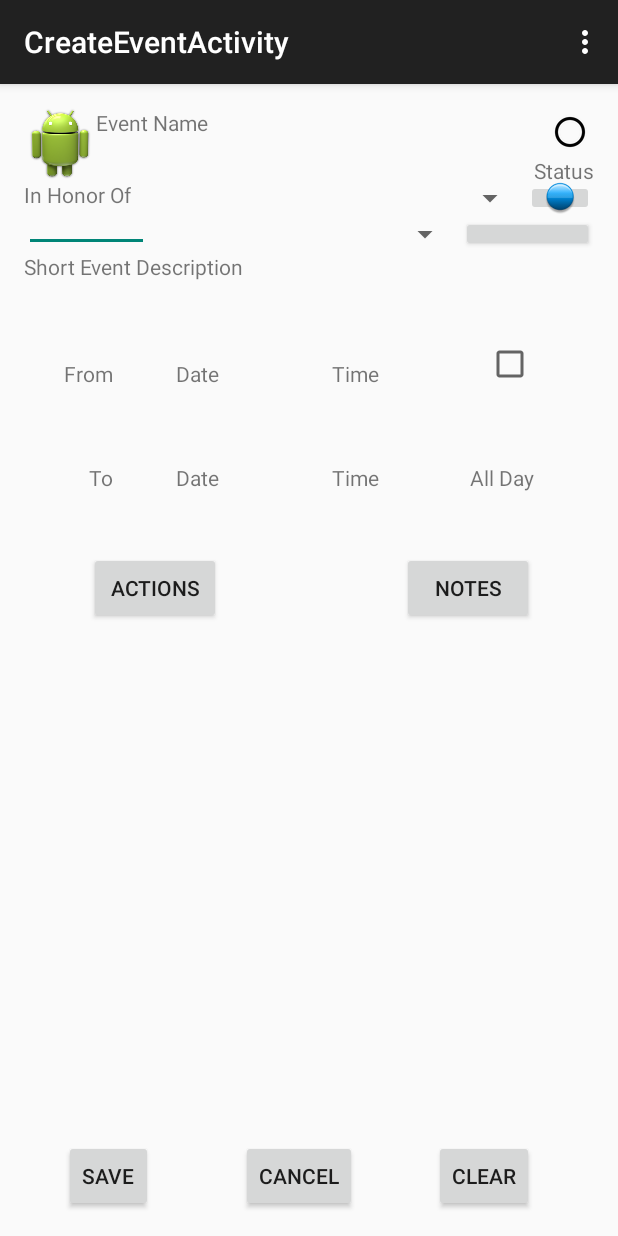
After one commit to olevitsky/friendsTime, an Android app: the CreateEventActivity screen opened directly, with no data from a screen before it, on a phone screen of 412 x 824 dp. The commit adds this screen. Run offline under Robolectric (Android 15) with nearby library versions, the phone set to English and light mode, and no system bars.

Commit message:
Added xml for create activity window

```diff
--- a/FriendsTime/app/src/main/AndroidManifest.xml
+++ b/FriendsTime/app/src/main/AndroidManifest.xml
@@ -25,8 +25,13 @@
             android:label="@string/title_activity_planner" >
             <intent-filter>
                 <action android:name="android.intent.action.MAIN" />
+
                 <category android:name="android.intent.category.LAUNCHER" />
             </intent-filter>
+        </activity>
+        <activity
+            android:name=".activities.CreateEventActivity"
+            android:label="@string/title_activity_create_event" >
         </activity>
     </application>
 
--- /dev/null
+++ b/FriendsTime/app/src/main/java/com/friendstime/apps/calex/activities/CreateEventActivity.java
@@ -0,0 +1,40 @@
+package com.friendstime.apps.calex.activities;
+
+import android.support.v7.app.ActionBarActivity;
+import android.os.Bundle;
+import android.view.Menu;
+import android.view.MenuItem;
+
+import com.friendstime.apps.calex.R;
+
+public class CreateEventActivity extends ActionBarActivity {
+
+    @Override
+    protected void onCreate(Bundle savedInstanceState) {
+        super.onCreate(savedInstanceState);
+        setContentView(R.layout.activity_create_event);
+    }
+
+
+    @Override
+    public boolean onCreateOptionsMenu(Menu menu) {
+        // Inflate the menu; this adds items to the action bar if it is present.
+        getMenuInflater().inflate(R.menu.menu_create_event, menu);
+        return true;
+    }
+
+    @Override
+    public boolean onOptionsItemSelected(MenuItem item) {
+        // Handle action bar item clicks here. The action bar will
+        // automatically handle clicks on the Home/Up button, so long
+        // as you specify a parent activity in AndroidManifest.xml.
+        int id = item.getItemId();
+
+        //noinspection SimplifiableIfStatement
+        if (id == R.id.action_settings) {
+            return true;
+        }
+
+        return super.onOptionsItemSelected(item);
+    }
+}
--- /dev/null
+++ b/FriendsTime/app/src/main/res/layout/activity_create_event.xml
@@ -0,0 +1,277 @@
+<LinearLayout xmlns:android="http://schemas.android.com/apk/res/android"
+    xmlns:tools="http://schemas.android.com/tools"
+    android:layout_width="match_parent"
+    android:layout_height="match_parent"
+    android:orientation="vertical"
+    android:paddingLeft="@dimen/activity_horizontal_margin"
+    android:paddingRight="@dimen/activity_horizontal_margin"
+    android:paddingTop="@dimen/activity_vertical_margin"
+    android:paddingBottom="@dimen/activity_vertical_margin"
+    tools:context="com.friendstime.apps.calex.activities.CreateEventActivity"
+    android:weightSum="1"
+    >
+
+
+
+    <RelativeLayout
+        android:layout_width="fill_parent"
+        android:layout_height="wrap_content"
+        android:layout_alignParentLeft="true"
+        android:layout_alignParentStart="true"
+        android:layout_alignParentRight="true"
+        android:layout_alignParentEnd="true"
+        android:id="@+id/rlCreateEventSearch"
+        >
+
+        <TextView
+            android:layout_width="wrap_content"
+            android:layout_height="wrap_content"
+            android:text="@string/inHonorOfString"
+            android:id="@+id/tvInHonorOf"
+            android:layout_below="@+id/tvEventName"
+            android:layout_alignParentLeft="true"
+
+            android:layout_alignParentStart="true"
+            android:layout_alignBottom="@+id/svInHonorOf" />
+
+        <TextView
+            android:layout_width="wrap_content"
+            android:layout_height="wrap_content"
+            android:text="@string/eventNameString"
+            android:textAlignment="center"
+            android:id="@+id/tvEventName"
+            android:layout_toRightOf="@+id/ivEventLabel"
+            android:layout_alignParentTop="true"
+            android:layout_alignBottom="@+id/ivEventLabel"
+            android:layout_toLeftOf="@+id/tvStatus"
+            android:layout_toStartOf="@+id/tvStatus" />
+
+        <ImageView
+            android:layout_width="wrap_content"
+            android:layout_height="wrap_content"
+            android:id="@+id/ivEventLabel"
+            android:src="@drawable/ic_launcher"
+            android:layout_alignParentTop="true"
+            android:layout_alignParentLeft="true"
+            android:layout_alignParentStart="true" />
+
+        <ImageView
+            android:layout_width="wrap_content"
+            android:layout_height="wrap_content"
+            android:id="@+id/ivEventStatus"
+            android:src="@drawable/abc_btn_radio_material"
+            android:layout_alignParentTop="true"
+            android:layout_alignParentRight="true"
+            android:layout_alignParentEnd="true" />
+
+        <TextView
+            android:layout_width="wrap_content"
+            android:layout_height="wrap_content"
+            android:text="@string/statusStr"
+            android:id="@+id/tvStatus"
+            android:layout_below="@+id/ivEventStatus"
+            android:layout_alignParentRight="true"
+            android:layout_alignParentEnd="true"
+            android:layout_alignBottom="@+id/tvEventName" />
+
+        <Spinner
+            android:layout_width="wrap_content"
+            android:layout_height="wrap_content"
+            android:id="@+id/svInHonorOf"
+            android:spinnerMode="dropdown"
+            android:layout_below="@+id/tvEventName"
+            android:layout_toRightOf="@+id/tvInHonorOf"
+            android:layout_toLeftOf="@+id/imageButton"
+            android:layout_toStartOf="@+id/imageButton" />
+
+        <ImageButton
+            android:layout_width="wrap_content"
+            android:layout_height="wrap_content"
+            android:id="@+id/imageButton"
+            android:layout_below="@+id/tvEventName"
+            android:layout_alignParentRight="true"
+            android:layout_alignParentEnd="true"
+            android:src="@drawable/badge"
+            android:layout_alignBottom="@+id/svInHonorOf" />
+
+        <EditText
+            android:layout_width="wrap_content"
+            android:layout_height="wrap_content"
+            android:id="@+id/tvOccasion"
+            android:layout_below="@+id/tvInHonorOf"
+            android:layout_alignParentLeft="true"
+            android:layout_alignParentStart="true"
+            android:text="@string/OccasionStr"
+            android:layout_alignBottom="@+id/svOccasion" />
+
+        <Spinner
+            android:layout_width="wrap_content"
+            android:layout_height="wrap_content"
+            android:id="@+id/svOccasion"
+            android:layout_toRightOf="@+id/tvOccasion"
+            android:layout_below="@+id/svInHonorOf"
+            android:spinnerMode="dropdown"
+            android:layout_toLeftOf="@+id/btSurpriseMe"
+            android:layout_toStartOf="@+id/btSurpriseMe" />
+
+        <Button
+            android:layout_width="wrap_content"
+            android:layout_height="wrap_content"
+            android:text="@string/surpriseMeStr"
+            android:id="@+id/btSurpriseMe"
+            android:layout_below="@+id/svInHonorOf"
+            android:layout_alignParentRight="true"
+            android:layout_alignParentEnd="true"
+            android:layout_alignBottom="@+id/svOccasion" />
+    </RelativeLayout>
+
+    <RelativeLayout
+        android:layout_width="367dp"
+        android:layout_height="match_parent"
+        android:layout_centerHorizontal="true"
+        android:id="@+id/relativeLayout">
+
+        <TextView
+            android:layout_width="wrap_content"
+            android:layout_height="wrap_content"
+            android:text="@string/ShortEventDescrStr"
+            android:id="@+id/tvEventDescription"
+            android:layout_alignParentTop="true"
+            android:layout_alignParentLeft="true"
+            android:layout_alignParentStart="true"
+            android:layout_alignParentRight="true"
+            android:layout_alignParentEnd="true" />
+
+        <TextView
+            android:layout_width="wrap_content"
+            android:layout_height="wrap_content"
+            android:text="@string/fromStr"
+            android:id="@+id/tvFrom"
+            android:layout_above="@+id/textView"
+            android:layout_alignRight="@+id/tvTo"
+            android:layout_alignEnd="@+id/tvTo" />
+
+        <TextView
+            android:layout_width="wrap_content"
+            android:layout_height="wrap_content"
+            android:text="@string/toStr"
+            android:id="@+id/tvTo"
+            android:layout_marginTop="50dp"
+            android:layout_below="@+id/tvFrom"
+            android:layout_alignParentLeft="true"
+            android:layout_alignParentStart="true"
+            android:layout_marginLeft="43dp"
+            android:layout_marginStart="43dp" />
+
+        <TextView
+            android:layout_width="wrap_content"
+            android:layout_height="wrap_content"
+            android:text="@string/DateStr"
+            android:id="@+id/tvDateFrom"
+            android:layout_alignTop="@+id/tvTimeFrom"
+            android:layout_alignLeft="@+id/textView3"
+            android:layout_alignStart="@+id/textView3" />
+
+        <TextView
+            android:layout_width="wrap_content"
+            android:layout_height="wrap_content"
+            android:text="@string/DateStr"
+            android:id="@+id/textView3"
+            android:layout_alignTop="@+id/tvTo"
+            android:layout_toRightOf="@+id/tvFrom"
+            android:layout_toEndOf="@+id/tvFrom"
+            android:layout_marginLeft="42dp"
+            android:layout_marginStart="42dp" />
+
+        <TextView
+            android:layout_width="wrap_content"
+            android:layout_height="wrap_content"
+            android:text="@string/timeStr"
+            android:id="@+id/tvTimeFrom"
+            android:layout_alignBottom="@+id/cbAllDay"
+            android:layout_toLeftOf="@+id/cbAllDay"
+            android:layout_toStartOf="@+id/cbAllDay"
+            android:layout_marginRight="71dp"
+            android:layout_marginEnd="71dp" />
+
+        <TextView
+            android:layout_width="wrap_content"
+            android:layout_height="wrap_content"
+            android:text="@string/timeStr"
+            android:id="@+id/tvTimeTo"
+            android:layout_alignTop="@+id/textView3"
+            android:layout_alignLeft="@+id/tvTimeFrom"
+            android:layout_alignStart="@+id/tvTimeFrom" />
+
+        <CheckBox
+            android:layout_width="wrap_content"
+            android:layout_height="wrap_content"
+            android:id="@+id/cbAllDay"
+            android:checked="false"
+            android:layout_marginRight="27dp"
+            android:layout_marginEnd="27dp"
+            android:layout_below="@+id/tvEventDescription"
+            android:layout_alignParentRight="true"
+            android:layout_alignParentEnd="true"
+            android:layout_marginTop="39dp" />
+
+        <TextView
+            android:layout_width="wrap_content"
+            android:layout_height="wrap_content"
+            android:text="@string/allDayStr"
+            android:id="@+id/textView"
+            android:layout_below="@+id/cbAllDay"
+            android:layout_alignRight="@+id/cbAllDay"
+            android:layout_alignEnd="@+id/cbAllDay"
+            android:layout_marginTop="50dp" />
+
+        <Button
+            android:layout_width="wrap_content"
+            android:layout_height="wrap_content"
+            android:text="@string/actionStr"
+            android:id="@+id/btActions"
+            android:layout_marginTop="40dp"
+            android:layout_below="@+id/tvTo"
+            android:layout_alignLeft="@+id/tvTo"
+            android:layout_alignStart="@+id/tvTo" />
+
+        <Button
+            android:layout_width="wrap_content"
+            android:layout_height="wrap_content"
+            android:text="@string/notesStr"
+            android:id="@+id/btNotes"
+            android:layout_alignBottom="@+id/btActions"
+            android:layout_alignRight="@+id/textView"
+            android:layout_alignEnd="@+id/textView" />
+
+        <Button
+            style="?android:attr/buttonStyleSmall"
+            android:layout_width="wrap_content"
+            android:layout_height="wrap_content"
+            android:text="@string/saveStr"
+            android:id="@+id/btSave"
+            android:layout_alignParentBottom="true"
+            android:layout_alignLeft="@+id/tvFrom"
+            android:layout_alignStart="@+id/tvFrom" />
+
+        <Button
+            style="?android:attr/buttonStyleSmall"
+            android:layout_width="wrap_content"
+            android:layout_height="wrap_content"
+            android:text="@string/cancelStr"
+            android:id="@+id/btCancel"
+            android:layout_alignParentBottom="true"
+            android:layout_centerHorizontal="true" />
+
+        <Button
+            style="?android:attr/buttonStyleSmall"
+            android:layout_width="wrap_content"
+            android:layout_height="wrap_content"
+            android:text="@string/clearStr"
+            android:id="@+id/btClear"
+            android:layout_alignParentBottom="true"
+            android:layout_alignRight="@+id/btNotes"
+            android:layout_alignEnd="@+id/btNotes" />
+    </RelativeLayout>
+
+</LinearLayout>
--- /dev/null
+++ b/FriendsTime/app/src/main/res/menu/menu_create_event.xml
@@ -0,0 +1,7 @@
+<menu xmlns:android="http://schemas.android.com/apk/res/android"
+    xmlns:app="http://schemas.android.com/apk/res-auto"
+    xmlns:tools="http://schemas.android.com/tools"
+    tools:context="com.friendstime.apps.calex.activities.CreateEventActivity">
+    <item android:id="@+id/action_settings" android:title="@string/action_settings"
+        android:orderInCategory="100" app:showAsAction="never" />
+</menu>
--- a/FriendsTime/app/src/main/res/values/strings.xml
+++ b/FriendsTime/app/src/main/res/values/strings.xml
@@ -10,5 +10,22 @@
     <string name="b4day">Day</string>
     <string name="b4surprise">Surprise Me</string>
     <string name="hello_blank_fragment">Hello blank fragment</string>
+    <string name="title_activity_create_event">CreateEventActivity</string>
+    <string name="eventNameString">Event Name</string>
+    <string name="statusStr">Status</string>
+    <string name="inHonorOfString">In Honor Of</string>
+    <string name="OccasionStr">Occasion</string>
+    <string name="surpriseMeStr">Surprise\n   Me</string>
+    <string name="ShortEventDescrStr">Short Event Description</string>
+    <string name="fromStr">From</string>
+    <string name="toStr">To</string>
+    <string name="DateStr">Date</string>
+    <string name="timeStr">Time</string>
+    <string name="allDayStr">All Day</string>
+    <string name="saveStr">Save</string>
+    <string name="cancelStr">Cancel</string>
+    <string name="clearStr">Clear</string>
+    <string name="actionStr">Actions</string>
+    <string name="notesStr">Notes</string>
 
 </resources>
--- a/FriendsTime/build.gradle
+++ b/FriendsTime/build.gradle
@@ -5,7 +5,7 @@ buildscript {
         jcenter()
     }
     dependencies {
-        classpath 'com.android.tools.build:gradle:0.14.0'
+        classpath 'com.android.tools.build:gradle:1.0.0'
 
         // NOTE: Do not place your application dependencies here; they belong
         // in the individual module build.gradle files
```
Also changed, not shown: FriendsTime/gradle/wrapper/gradle-wrapper.properties, 2 other files.
